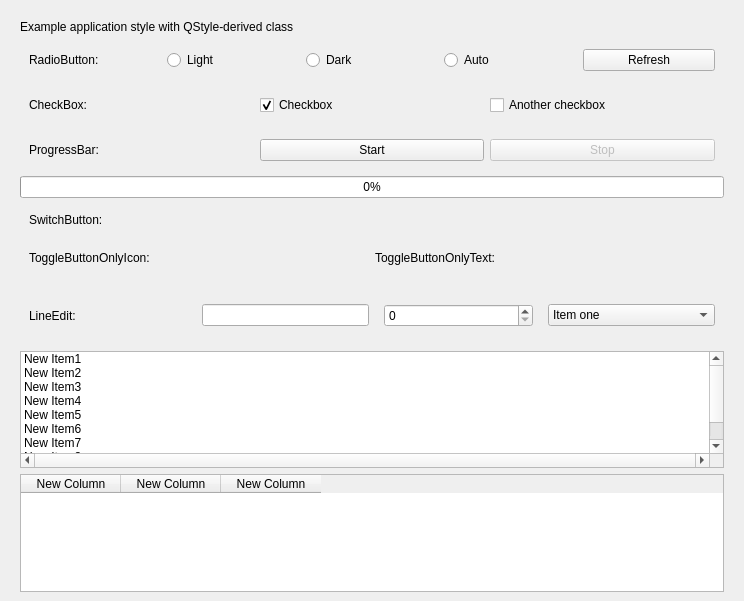
AlanusMeminius/VanillaStyle, file example/MainWindow.ui: the form before one commit.
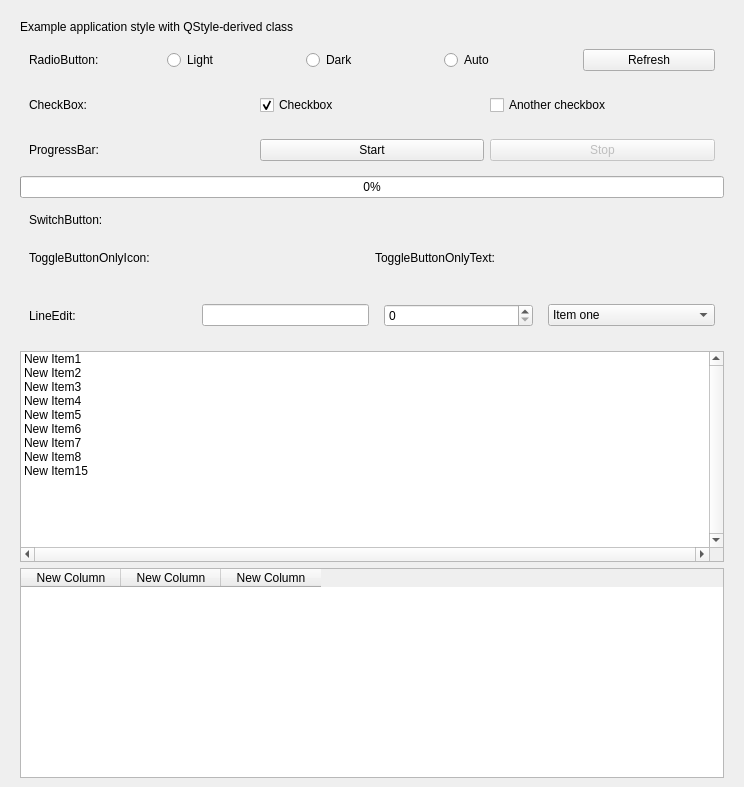
The form after the commit. Custom widgets are drawn as their Qt base class.

What changed in the file:
```diff
--- a/example/MainWindow.ui
+++ b/example/MainWindow.ui
@@ -7,7 +7,7 @@
     <x>0</x>
     <y>0</y>
     <width>744</width>
-    <height>601</height>
+    <height>787</height>
    </rect>
   </property>
   <property name="windowTitle">
```
Left out of the diff: 6 changed lines with no effect on the pictures.
